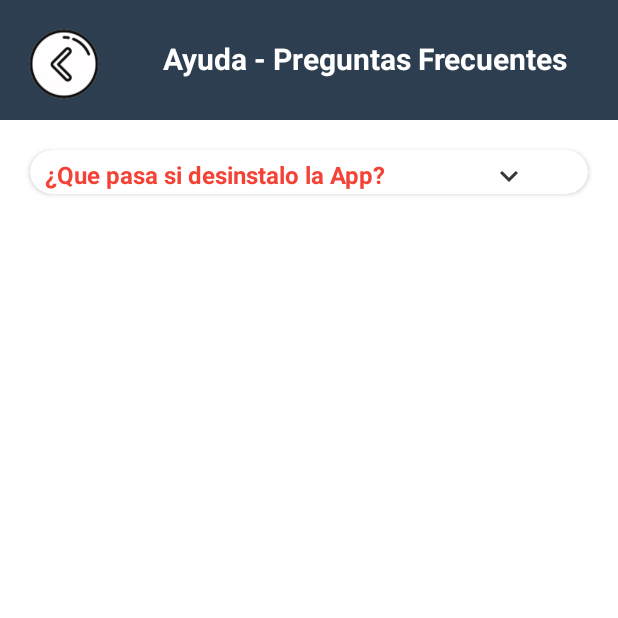
After one commit to Giuhel/VentApps, an Android app: the Ayuda screen opened directly, with no data from a screen before it, on a phone screen of 412 x 824 dp, the top half of it. The commit adds this screen. Run offline under Robolectric (Android 15) with nearby library versions, the phone set to English and light mode, and no system bars.

Commit message:
Diseño actividad ayuda v1

```diff
--- a/app/src/main/AndroidManifest.xml
+++ b/app/src/main/AndroidManifest.xml
@@ -13,6 +13,9 @@
         android:supportsRtl="true"
         android:theme="@style/Theme.VentApps"
         tools:targetApi="31">
+        <activity
+            android:name=".Actividades.Ayuda"
+            android:exported="false" />
         <activity
             android:name=".Actividades.clientes"
             android:exported="false" />
@@ -30,7 +33,7 @@
         </activity>
         <activity
             android:name=".Login.Login"
-            android:exported="true"></activity>
+            android:exported="true" />
         <activity
             android:name=".MainActivity"
             android:exported="true" />
--- /dev/null
+++ b/app/src/main/java/com/venta/ventapps/Actividades/Ayuda.java
@@ -0,0 +1,46 @@
+package com.venta.ventapps.Actividades;
+
+import androidx.annotation.RequiresApi;
+import androidx.appcompat.app.AppCompatActivity;
+
+import android.os.Build;
+import android.os.Bundle;
+import android.transition.AutoTransition;
+import android.transition.TransitionManager;
+import android.view.View;
+import android.widget.LinearLayout;
+import android.widget.TextView;
+
+import com.venta.ventapps.R;
+
+public class Ayuda extends AppCompatActivity {
+
+    TextView texto1;
+    LinearLayout desplegar1;
+
+    @Override
+    protected void onCreate(Bundle savedInstanceState) {
+        super.onCreate(savedInstanceState);
+        setContentView(R.layout.activity_ayuda);
+
+        texto1=findViewById(R.id.texto1);
+        desplegar1=findViewById(R.id.despliega1);
+
+
+    }
+
+
+    @RequiresApi(api = Build.VERSION_CODES.KITKAT)
+    public void onClick(View view) {
+        switch (view.getId()){
+            case R.id.despliega1:
+                int V=(texto1.getVisibility()==view.GONE)? view.VISIBLE: view.GONE;
+                TransitionManager.beginDelayedTransition(desplegar1, new AutoTransition());
+                texto1.setVisibility(V);
+                break;
+            case R.id.imgAtrasAyuda:
+                finish();
+                break;
+        }
+    }
+}
--- a/app/src/main/java/com/venta/ventapps/fragmentos/dashboard.java
+++ b/app/src/main/java/com/venta/ventapps/fragmentos/dashboard.java
@@ -10,6 +10,7 @@ import android.view.View;
 import android.view.ViewGroup;
 import android.widget.LinearLayout;
 
+import com.venta.ventapps.Actividades.Ayuda;
 import com.venta.ventapps.Actividades.clientes;
 import com.venta.ventapps.MainActivity;
 import com.venta.ventapps.R;
@@ -60,7 +61,7 @@ public class dashboard extends Fragment {
         }
     }
 
-    LinearLayout menuClientes;
+    LinearLayout menuClientes,menuAyuda;
 
     @Override
     public View onCreateView(LayoutInflater inflater, ViewGroup container,
@@ -69,8 +70,10 @@ public class dashboard extends Fragment {
         View vista = inflater.inflate(R.layout.fragment_dashboard, container, false);
 
         menuClientes=vista.findViewById(R.id.menuClientes);
+        menuAyuda=vista.findViewById(R.id.menuAyuda);
 
         menuClientes();
+        menuAyudaa();
 
         return vista;
     }
@@ -84,4 +87,14 @@ public class dashboard extends Fragment {
             }
         });
     }
+
+    private void menuAyudaa(){
+        menuAyuda.setOnClickListener(new View.OnClickListener() {
+            @Override
+            public void onClick(View view) {
+                Intent intent = new Intent(getContext(), Ayuda.class);
+                startActivity(intent);
+            }
+        });
+    }
 }
--- /dev/null
+++ b/app/src/main/res/drawable/ic_desplegar_abajo.xml
@@ -0,0 +1,5 @@
+<vector android:height="24dp" android:tint="#373737"
+    android:viewportHeight="24" android:viewportWidth="24"
+    android:width="24dp" xmlns:android="http://schemas.android.com/apk/res/android">
+    <path android:fillColor="@android:color/white" android:pathData="M7.41,8.59L12,13.17l4.59,-4.58L18,10l-6,6 -6,-6 1.41,-1.41z"/>
+</vector>
--- /dev/null
+++ b/app/src/main/res/layout/activity_ayuda.xml
@@ -0,0 +1,111 @@
+<?xml version="1.0" encoding="utf-8"?>
+<androidx.constraintlayout.widget.ConstraintLayout xmlns:android="http://schemas.android.com/apk/res/android"
+    xmlns:app="http://schemas.android.com/apk/res-auto"
+    xmlns:tools="http://schemas.android.com/tools"
+    android:layout_width="match_parent"
+    android:layout_height="match_parent"
+    tools:context=".Actividades.Ayuda">
+
+    <androidx.constraintlayout.widget.ConstraintLayout
+        android:id="@+id/constraintLayout4"
+        android:layout_width="match_parent"
+        android:layout_height="80dp"
+        android:background="@color/Pastel"
+        app:layout_constraintEnd_toEndOf="parent"
+        app:layout_constraintStart_toStartOf="parent"
+        app:layout_constraintTop_toTopOf="parent">
+
+        <ImageView
+            android:id="@+id/imgAtrasAyuda"
+            android:layout_width="65sp"
+            android:layout_height="65sp"
+            android:layout_marginLeft="10sp"
+            android:layout_marginTop="10sp"
+            android:background="@drawable/atras"
+            android:onClick="onClick"
+            app:layout_constraintStart_toStartOf="parent"
+            app:layout_constraintTop_toTopOf="parent" />
+
+        <TextView
+            android:layout_width="wrap_content"
+            android:layout_height="wrap_content"
+            android:layout_marginTop="25dp"
+            android:text="Ayuda - Preguntas Frecuentes"
+            android:textColor="@color/white"
+            android:textSize="20sp"
+            android:textStyle="bold"
+            app:layout_constraintEnd_toEndOf="parent"
+            app:layout_constraintStart_toEndOf="@+id/imgAtrasAyuda"
+            app:layout_constraintTop_toTopOf="parent" />
+
+    </androidx.constraintlayout.widget.ConstraintLayout>
+
+    <androidx.constraintlayout.widget.ConstraintLayout
+        android:layout_width="match_parent"
+        android:layout_height="0dp"
+        app:layout_constraintBottom_toBottomOf="parent"
+        app:layout_constraintEnd_toEndOf="parent"
+        app:layout_constraintStart_toStartOf="parent"
+        app:layout_constraintTop_toBottomOf="@+id/constraintLayout4">
+
+        <androidx.cardview.widget.CardView
+            android:layout_width="match_parent"
+            android:layout_height="wrap_content"
+            android:layout_marginLeft="20dp"
+            android:layout_marginTop="20dp"
+            android:layout_marginRight="20dp"
+            android:elevation="10sp"
+            app:cardCornerRadius="15sp"
+            app:layout_constraintEnd_toEndOf="parent"
+            app:layout_constraintStart_toStartOf="parent"
+            app:layout_constraintTop_toTopOf="parent">
+
+            <LinearLayout
+                android:layout_width="match_parent"
+                android:layout_height="match_parent"
+                android:orientation="vertical">
+
+                <LinearLayout
+                    android:id="@+id/despliega1"
+                    android:onClick="onClick"
+                    android:layout_width="match_parent"
+                    android:layout_height="wrap_content"
+                    android:orientation="horizontal"
+                    android:layout_marginTop="5sp"
+                    android:layout_marginLeft="10sp">
+
+                    <TextView
+                        android:layout_width="wrap_content"
+                        android:layout_height="wrap_content"
+                        android:textColor="@color/rojo"
+                        android:text="¿Que pasa si desinstalo la App?"
+                        android:textSize="16sp"
+                        android:textStyle="bold"/>
+
+                    <ImageView
+                        android:layout_width="wrap_content"
+                        android:layout_height="wrap_content"
+                        android:layout_marginLeft="70sp"
+                        android:src="@drawable/ic_desplegar_abajo"/>
+
+                </LinearLayout>
+
+                <TextView
+                    android:id="@+id/texto1"
+                    android:layout_width="match_parent"
+                    android:layout_height="wrap_content"
+                    android:layout_marginTop="10sp"
+                    android:text="@string/siDesistalaApp"
+                    android:textStyle="bold"
+                    android:textSize="16sp"
+                    android:gravity="center"
+                    android:visibility="gone"
+                    android:layout_marginBottom="8dp"/>
+
+            </LinearLayout>
+
+        </androidx.cardview.widget.CardView>
+
+    </androidx.constraintlayout.widget.ConstraintLayout>
+
+</androidx.constraintlayout.widget.ConstraintLayout>
--- a/app/src/main/res/layout/fragment_dashboard.xml
+++ b/app/src/main/res/layout/fragment_dashboard.xml
@@ -189,6 +189,7 @@
                     android:gravity="center">
 
                     <LinearLayout
+                        android:id="@+id/menuAyuda"
                         android:layout_width="wrap_content"
                         android:layout_height="wrap_content"
                         android:orientation="vertical"
--- a/app/src/main/res/values/colors.xml
+++ b/app/src/main/res/values/colors.xml
@@ -15,4 +15,5 @@
     <color name="grisletrasmenu">#5C5C5C</color>
     <color name="Boton2">#ff9800</color>
     <color name="Verde">#239B56</color>
+    <color name="rojo">#F44336</color>
 </resources>
--- a/app/src/main/res/values/strings.xml
+++ b/app/src/main/res/values/strings.xml
@@ -3,4 +3,5 @@
     <!-- TODO: Remove or change this placeholder text -->
     <string name="hello_blank_fragment">Hello blank fragment</string>
     <string name="AcercaDE">VentApps es una herramienta para La gestion de un negocio, puedes registrar categorias, productos, registrar ventas. Los registros se guardan de manera local en tu smartphone, si desinstalas la App no reuperaras tu archivos</string>
+    <string name="siDesistalaApp">Si tiene Datos registrados y desinstala la App no podra recuperar los registros y empezara desde 0</string>
 </resources>
```
